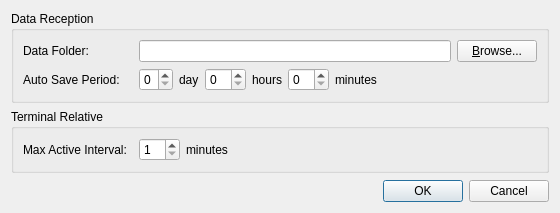
Above: mac/examples/GasInfo/optiondialog.ui from Quenii/ADCEVM before the change. Below: the same form after it.
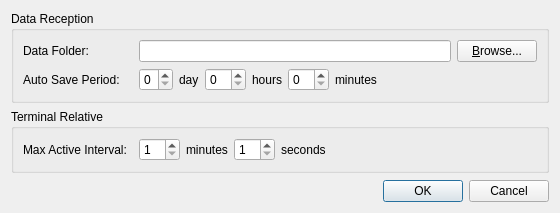
That is the form after the change.

Diff of the .ui file:
```diff
--- a/mac/examples/GasInfo/optiondialog.ui
+++ b/mac/examples/GasInfo/optiondialog.ui
@@ -176,6 +176,23 @@
             </property>
            </widget>
           </item>
+          <item>
+           <widget class="QSpinBox" name="activeIntervalSecondsSpinBox_2">
+            <property name="minimum">
+             <number>1</number>
+            </property>
+            <property name="maximum">
+             <number>59</number>
+            </property>
+           </widget>
+          </item>
+          <item>
+           <widget class="QLabel" name="label_11">
+            <property name="text">
+             <string>seconds</string>
+            </property>
+           </widget>
+          </item>
           <item>
            <spacer name="horizontalSpacer_2">
             <property name="orientation">
```
